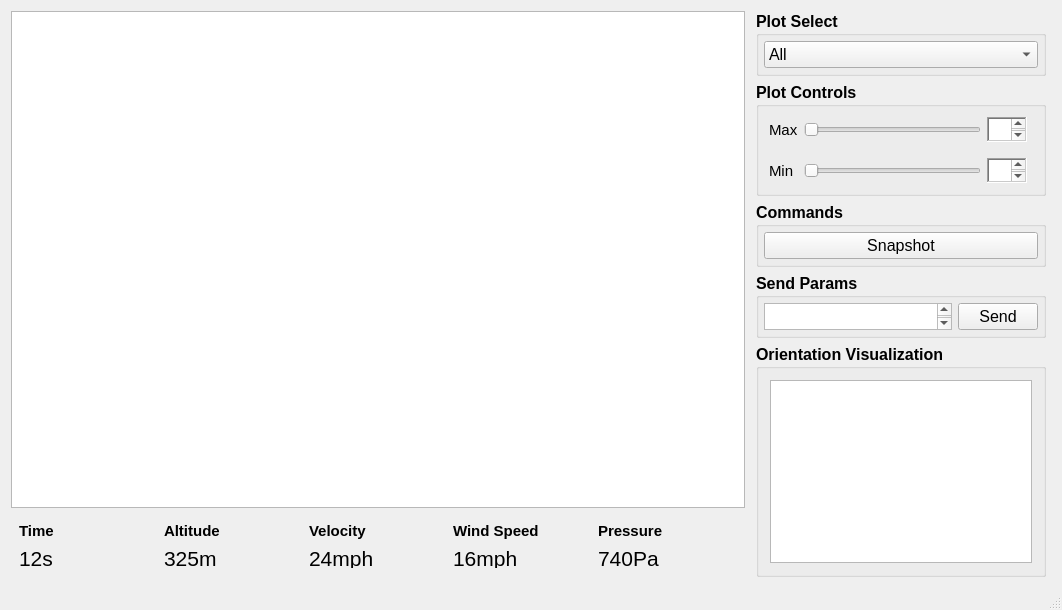
Qt form gcs-2018/gcs-ui/mainwindow.ui (thl024/UCSD-Cansat-2017-18) before a commit.
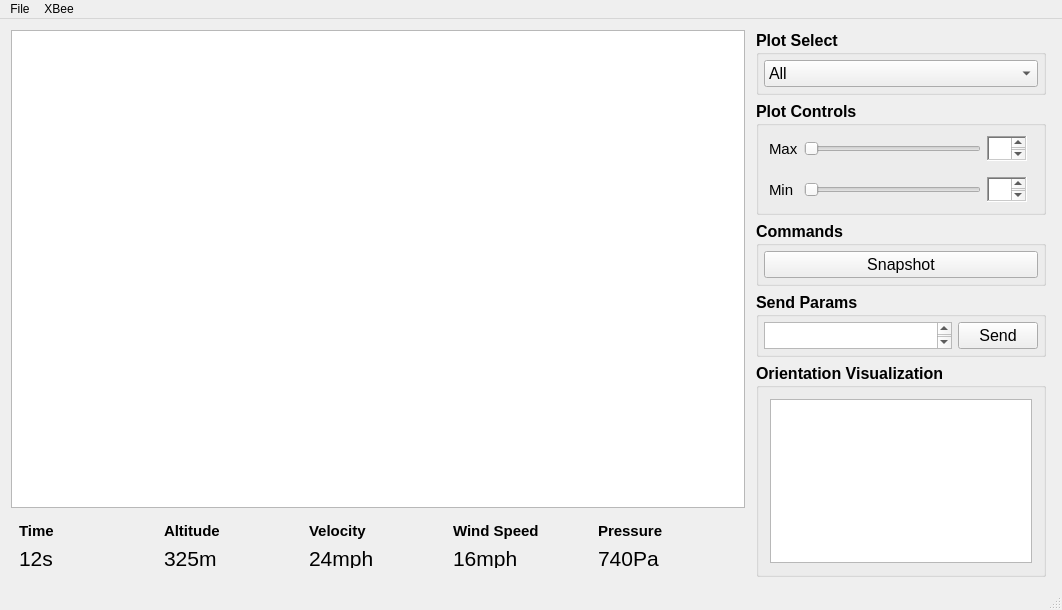
The same form after that commit.

Commit message: XBee connection interface

Diff of the .ui file:
```diff
--- a/gcs-2018/gcs-ui/mainwindow.ui
+++ b/gcs-2018/gcs-ui/mainwindow.ui
@@ -664,6 +664,24 @@
      <height>22</height>
     </rect>
    </property>
+   <widget class="QMenu" name="menuFile">
+    <property name="title">
+     <string>File</string>
+    </property>
+    <addaction name="actionNew_Session"/>
+    <addaction name="actionLoad_Session"/>
+   </widget>
+   <widget class="QMenu" name="menuXBee">
+    <property name="title">
+     <string>XBee</string>
+    </property>
+    <addaction name="actionConnect"/>
+    <addaction name="actionStart"/>
+    <addaction name="actionPause"/>
+    <addaction name="actionStop"/>
+   </widget>
+   <addaction name="menuFile"/>
+   <addaction name="menuXBee"/>
   </widget>
  </widget>
  <layoutdefault spacing="6" margin="11"/>
```
Left out of the diff: 30 changed lines with no effect on the pictures. The commit also changes 7 other files.
